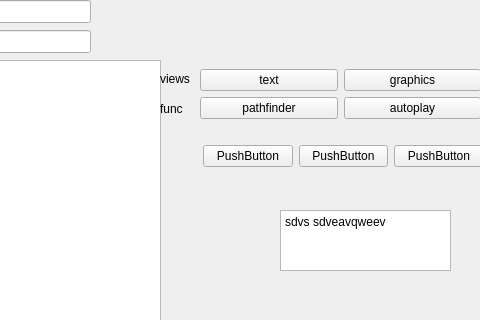
Qt form Desktop/simple/mainwindow.ui (chengzhideng2022/media-process) before a commit; both pictures show x 320 to 800 and y 0 to 320 of the 800 by 600 pixel window.
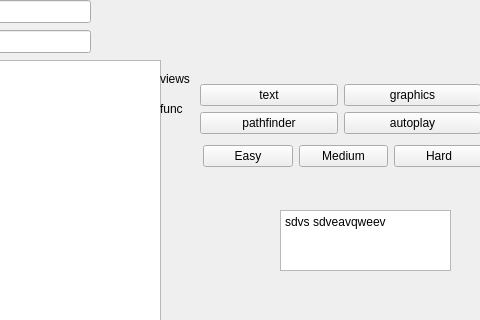
The same form after that commit.

Diff of the .ui file:
```diff
--- a/Desktop/simple/mainwindow.ui
+++ b/Desktop/simple/mainwindow.ui
@@ -146,7 +146,7 @@
      <string>Restart</string>
     </property>
    </widget>
-   <widget class="QWidget" name="">
+   <widget class="QWidget" name="layoutWidget">
     <property name="geometry">
      <rect>
       <x>523</x>
@@ -159,33 +159,33 @@
      <item>
       <widget class="QPushButton" name="pushButton_6">
        <property name="text">
-        <string>PushButton</string>
+        <string>Easy</string>
        </property>
       </widget>
      </item>
      <item>
       <widget class="QPushButton" name="pushButton_7">
        <property name="text">
-        <string>PushButton</string>
+        <string>Medium</string>
        </property>
       </widget>
      </item>
      <item>
       <widget class="QPushButton" name="pushButton_8">
        <property name="text">
-        <string>PushButton</string>
+        <string>Hard</string>
        </property>
       </widget>
      </item>
     </layout>
    </widget>
-   <widget class="QWidget" name="">
+   <widget class="QWidget" name="layoutWidget">
     <property name="geometry">
      <rect>
       <x>520</x>
       <y>63</y>
       <width>281</width>
-      <height>62</height>
+      <height>93</height>
      </rect>
     </property>
     <layout class="QGridLayout" name="gridLayout_3">
@@ -193,13 +193,6 @@
       <layout class="QGridLayout" name="gridLayout_2">
        <item row="0" column="0">
         <layout class="QGridLayout" name="gridLayout">
-         <item row="0" column="1">
-          <widget class="QPushButton" name="pushButton_2">
-           <property name="text">
-            <string>graphics</string>
-           </property>
-          </widget>
-         </item>
          <item row="0" column="0">
           <widget class="QPushButton" name="pushButton_3">
            <property name="text">
@@ -221,6 +214,13 @@
            </property>
           </widget>
          </item>
+         <item row="0" column="1">
+          <widget class="QPushButton" name="graphicsButton_2">
+           <property name="text">
+            <string>graphics</string>
+           </property>
+          </widget>
+         </item>
         </layout>
        </item>
       </layout>
```
Left out of the diff: 16 changed lines with no effect on the pictures.
